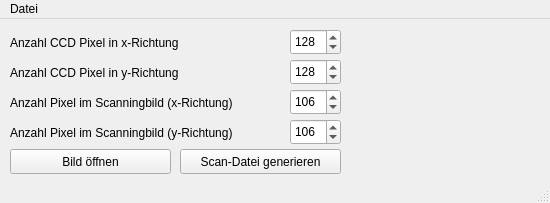
Above: sampleimagedatagenerator/mainwindow.ui from neitmedia/AnImaX before the change. Below: the same form after it.
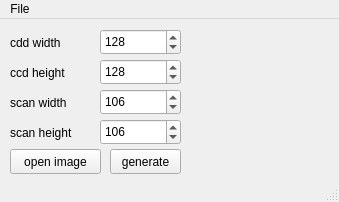
That is the form after the change.

The edit to the form file:
```diff
--- a/sampleimagedatagenerator/mainwindow.ui
+++ b/sampleimagedatagenerator/mainwindow.ui
@@ -6,8 +6,8 @@
    <rect>
     <x>0</x>
     <y>0</y>
-    <width>550</width>
-    <height>203</height>
+    <width>339</width>
+    <height>202</height>
    </rect>
   </property>
   <property name="windowTitle">
@@ -19,20 +19,20 @@
      <rect>
       <x>10</x>
       <y>15</y>
-      <width>201</width>
+      <width>81</width>
       <height>17</height>
      </rect>
     </property>
     <property name="text">
-     <string>Anzahl CCD Pixel in x-Richtung</string>
+     <string>cdd width</string>
     </property>
    </widget>
    <widget class="QSpinBox" name="spbCCDX">
     <property name="geometry">
      <rect>
-      <x>290</x>
+      <x>100</x>
       <y>10</y>
-      <width>51</width>
+      <width>81</width>
       <height>26</height>
      </rect>
     </property>
@@ -48,20 +48,20 @@
      <rect>
       <x>10</x>
       <y>45</y>
-      <width>201</width>
+      <width>81</width>
       <height>17</height>
      </rect>
     </property>
     <property name="text">
-     <string>Anzahl CCD Pixel in y-Richtung</string>
+     <string>ccd height</string>
     </property>
    </widget>
    <widget class="QSpinBox" name="spbCCDY">
     <property name="geometry">
      <rect>
-      <x>290</x>
+      <x>100</x>
       <y>40</y>
-      <width>51</width>
+      <width>81</width>
       <height>26</height>
      </rect>
     </property>
@@ -75,9 +75,9 @@
    <widget class="QSpinBox" name="spbScanX">
     <property name="geometry">
      <rect>
-      <x>290</x>
+      <x>100</x>
       <y>70</y>
-      <width>51</width>
+      <width>81</width>
       <height>26</height>
      </rect>
     </property>
@@ -93,20 +93,20 @@
      <rect>
       <x>10</x>
       <y>75</y>
-      <width>271</width>
+      <width>81</width>
       <height>17</height>
      </rect>
     </property>
     <property name="text">
-     <string>Anzahl Pixel im Scanningbild (x-Richtung)</string>
+     <string>scan width</string>
     </property>
    </widget>
    <widget class="QSpinBox" name="spbScanY">
     <property name="geometry">
      <rect>
-      <x>290</x>
+      <x>100</x>
       <y>100</y>
-      <width>51</width>
+      <width>81</width>
       <height>26</height>
      </rect>
     </property>
@@ -122,25 +122,25 @@
      <rect>
       <x>10</x>
       <y>105</y>
-      <width>271</width>
+      <width>81</width>
       <height>17</height>
      </rect>
     </property>
     <property name="text">
-     <string>Anzahl Pixel im Scanningbild (y-Richtung)</string>
+     <string>scan height</string>
     </property>
    </widget>
    <widget class="QPushButton" name="cmdGenImage">
     <property name="geometry">
      <rect>
-      <x>180</x>
+      <x>110</x>
       <y>130</y>
-      <width>161</width>
+      <width>71</width>
       <height>25</height>
      </rect>
     </property>
     <property name="text">
-     <string>Scan-Datei generieren</string>
+     <string>generate</string>
     </property>
    </widget>
    <widget class="QPushButton" name="cmdOpenImage">
@@ -148,18 +148,18 @@
      <rect>
       <x>10</x>
       <y>130</y>
-      <width>161</width>
+      <width>91</width>
       <height>25</height>
      </rect>
     </property>
     <property name="text">
-     <string>Bild öffnen</string>
+     <string>open image</string>
     </property>
    </widget>
    <widget class="QLabel" name="imagePreview">
     <property name="geometry">
      <rect>
-      <x>350</x>
+      <x>190</x>
       <y>10</y>
       <width>141</width>
       <height>141</height>
@@ -175,13 +175,13 @@
     <rect>
      <x>0</x>
      <y>0</y>
-     <width>550</width>
-     <height>22</height>
+     <width>339</width>
+     <height>21</height>
     </rect>
    </property>
    <widget class="QMenu" name="menuDatei">
     <property name="title">
-     <string>Datei</string>
+     <string>File</string>
     </property>
     <addaction name="actionBeenden"/>
    </widget>
```
Left out of the diff: 2 changed lines with no effect on the pictures.
